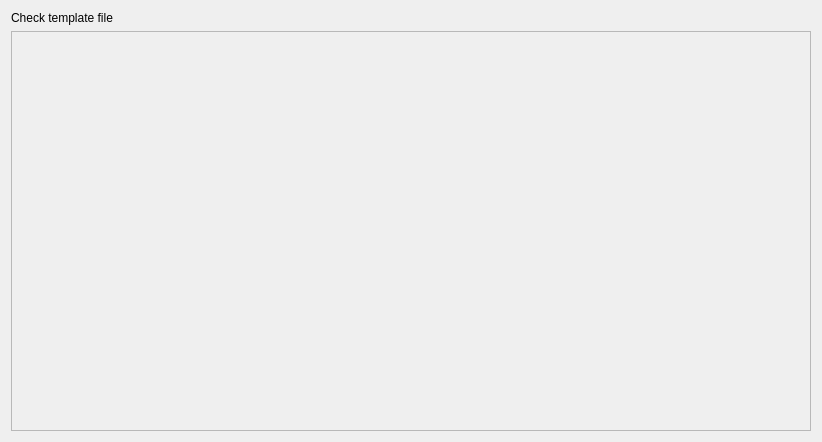
Old version of the form kmymoney/plugins/checkprinting/pluginsettingsdecl.ui in the repository KDE/kmymoney.
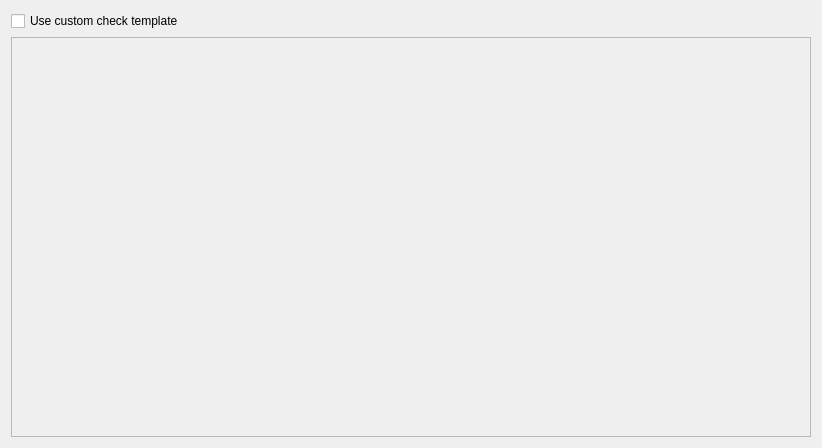
New version of the form. Custom widgets are drawn as their Qt base class.

Commit message:
Revisit Check Printing plugin
- Use QTextEdit instead of QWebkit/WebEngine
- embed the default template using Qt Resources
- allow overriding the default template with a custom one
- fix settings dialog's window title
- move tempaltes to their own subfolder
- update the manual

What changed in the file:
```diff
--- a/kmymoney/plugins/checkprinting/pluginsettingsdecl.ui
+++ b/kmymoney/plugins/checkprinting/pluginsettingsdecl.ui
@@ -25,18 +25,15 @@
      <item>
       <layout class="QHBoxLayout" name="horizontalLayout">
        <item>
-        <widget class="QLabel" name="check_template_file">
+        <widget class="QCheckBox" name="kcfg_useCustomCheckTemplate">
          <property name="sizePolicy">
-          <sizepolicy hsizetype="Fixed" vsizetype="Fixed">
+          <sizepolicy hsizetype="Minimum" vsizetype="Fixed">
            <horstretch>0</horstretch>
            <verstretch>0</verstretch>
           </sizepolicy>
          </property>
          <property name="text">
-          <string>Check template file</string>
-         </property>
-         <property name="wordWrap">
-          <bool>false</bool>
+          <string>Use custom check template</string>
          </property>
         </widget>
        </item>
```
Left out of the diff: 5 changed lines with no effect on the pictures. The commit also changes 11 other files.
